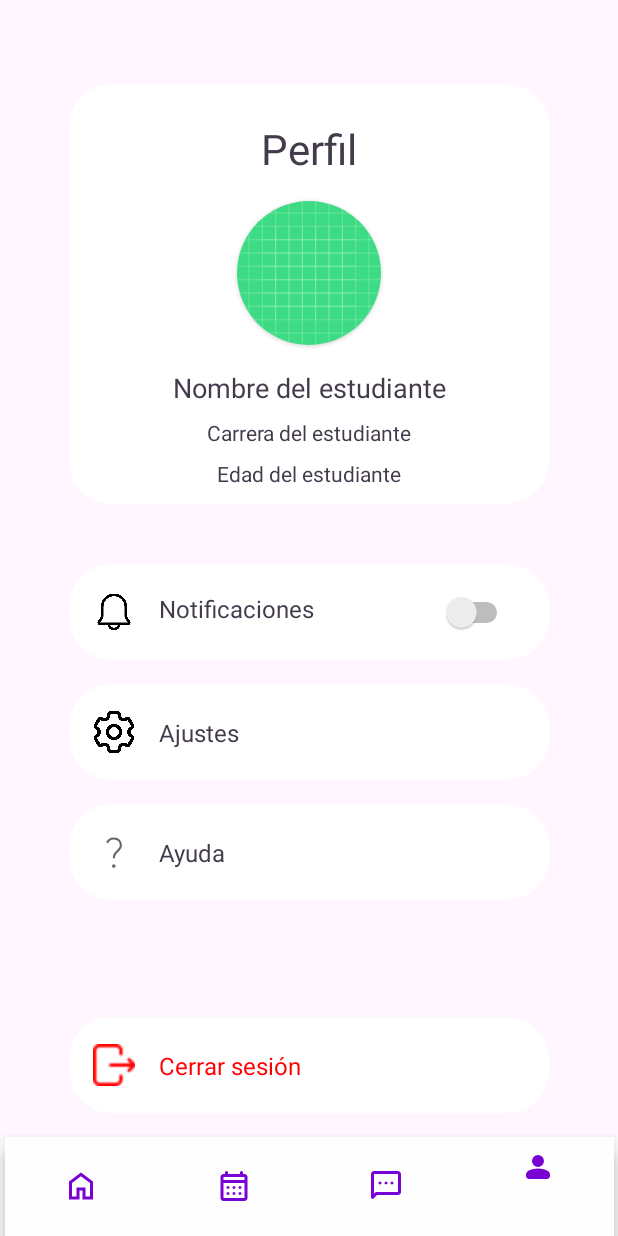
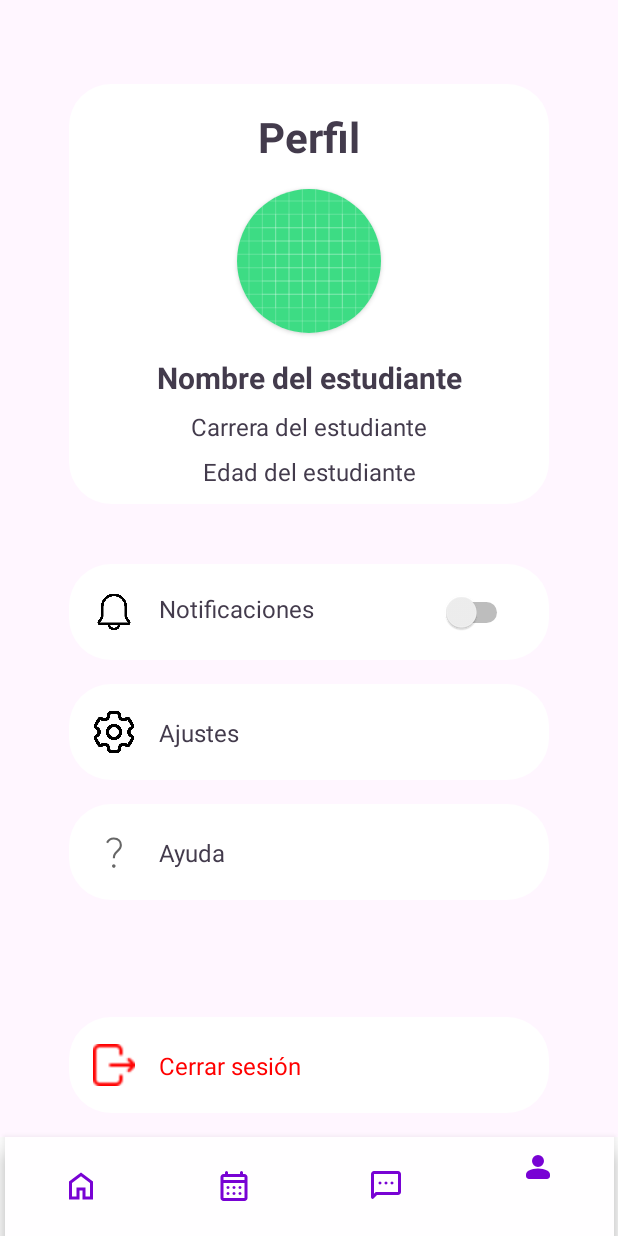
Before and after one commit to AngelicaCorrales/IcesiCare, an Android app: the screen it shows after launch (MainActivity), item 4 of the bottom bar chosen, on a phone screen of 412 x 824 dp. Run offline under Robolectric (Android 15) with nearby library versions, the light colour scheme and no system bars; our stand-ins replace Firebase (no records; nobody signed in at launch, a user with empty details on screens opened directly); Roboto replaces fonts that are not available here; 1 statement that could not run was skipped.

Commit message:
feat: student profile ready without id of current user

```diff
--- a/app/src/main/java/icesi/edu/co/icesicare/activities/MainActivity.kt
+++ b/app/src/main/java/icesi/edu/co/icesicare/activities/MainActivity.kt
@@ -7,7 +7,7 @@ import icesi.edu.co.icesicare.R
 import icesi.edu.co.icesicare.databinding.ActivityMainBinding
 import icesi.edu.co.icesicare.view.fragments.ChatsFragment
 import icesi.edu.co.icesicare.view.fragments.HomeFragment
-import icesi.edu.co.icesicare.view.fragments.ProfileFragment
+import icesi.edu.co.icesicare.view.fragments.StudentProfileFragment
 import icesi.edu.co.icesicare.view.fragments.ScheduleFragment
 
 class MainActivity : AppCompatActivity() {
@@ -18,7 +18,7 @@ class MainActivity : AppCompatActivity() {
     private val home= HomeFragment.newInstance()
     private val schedule= ScheduleFragment.newInstance()
     private val chats= ChatsFragment.newInstance()
-    private val profile= ProfileFragment.newInstance()
+    private val profile= StudentProfileFragment.newInstance()
     override fun onCreate(savedInstanceState: Bundle?) {
         super.onCreate(savedInstanceState)
         setContentView(binding.root)
--- a/app/src/main/java/icesi/edu/co/icesicare/model/entity/Student.kt
+++ b/app/src/main/java/icesi/edu/co/icesicare/model/entity/Student.kt
@@ -9,5 +9,7 @@ data class Student (
     var id : String = "",
     var lastname : String = "",
     var name : String = "",
-    var profileImage : String = ""
+    var profileImageId : String = "",
+    var profileImageUrl : String = "",
+    var role: String = ""
 )
--- /dev/null
+++ b/app/src/main/java/icesi/edu/co/icesicare/model/repository/StudentRepository.kt
@@ -0,0 +1,31 @@
+package icesi.edu.co.icesicare.model.repository
+
+import com.google.firebase.firestore.ktx.firestore
+import com.google.firebase.ktx.Firebase
+import com.google.firebase.storage.ktx.storage
+import icesi.edu.co.icesicare.model.entity.Student
+import kotlinx.coroutines.tasks.await
+
+class StudentRepository {
+
+    suspend fun getStudent(studentId : String) : Student {
+
+        val docStudent = Firebase.firestore.collection("students")
+            .document(studentId.replace("\"", "")).get().await()
+
+        val student = docStudent.toObject(Student::class.java)
+
+        student?.let {
+
+            val url = Firebase.storage.reference
+                .child("users")
+                .child("profileImages")
+                .child(it.profileImageId.toString()).downloadUrl.await()
+
+            student.profileImageUrl = url.toString()
+        }
+
+        return student!!
+    }
+
+}
--- a/app/src/main/java/icesi/edu/co/icesicare/view/fragments/ProfileFragment.kt
+++ /dev/null
@@ -1,26 +0,0 @@
-package icesi.edu.co.icesicare.view.fragments
-
-import android.os.Bundle
-import android.view.LayoutInflater
-import android.view.View
-import android.view.ViewGroup
-import androidx.fragment.app.Fragment
-import icesi.edu.co.icesicare.databinding.ProfileFragmentBinding
-
-class ProfileFragment: Fragment() {
-
-    override fun onCreateView(
-        inflater: LayoutInflater,
-        container: ViewGroup?,
-        savedInstanceState: Bundle?
-    ): View {
-        val binding: ProfileFragmentBinding=ProfileFragmentBinding.inflate(inflater,container,false)
-        return binding.root
-    }
-
-    companion object{
-        fun newInstance():ProfileFragment{
-            return ProfileFragment()
-        }
-    }
-}
--- /dev/null
+++ b/app/src/main/java/icesi/edu/co/icesicare/view/fragments/StudentProfileFragment.kt
@@ -0,0 +1,44 @@
+package icesi.edu.co.icesicare.view.fragments
+
+import android.os.Bundle
+import android.view.LayoutInflater
+import android.view.View
+import android.view.ViewGroup
+import androidx.fragment.app.Fragment
+import androidx.fragment.app.viewModels
+import androidx.lifecycle.ViewModel
+import com.bumptech.glide.Glide
+import icesi.edu.co.icesicare.databinding.StudentProfileFragmentBinding
+import icesi.edu.co.icesicare.viewmodel.StudentProfileViewModel
+
+class StudentProfileFragment: Fragment() {
+
+    private val viewModel : StudentProfileViewModel by viewModels()
+
+    override fun onCreateView(
+        inflater: LayoutInflater,
+        container: ViewGroup?,
+        savedInstanceState: Bundle?
+    ): View {
+        val binding: StudentProfileFragmentBinding = StudentProfileFragmentBinding.inflate(inflater,container,false)
+
+        viewModel.getStudent("UjZ9bvrXxCexOXvFV2nF")
+        viewModel.studentLV.observe(viewLifecycleOwner){
+            val name = it.name+" "+it.lastname
+            val age = it.age.toString()+" años"
+
+            binding.profileName.text = name
+            binding.profileAge.text = age
+            binding.profileCareer.text = it.career
+            Glide.with(this).load(it.profileImageUrl).into(binding.profileImage)
+        }
+
+        return binding.root
+    }
+
+    companion object{
+        fun newInstance():StudentProfileFragment{
+            return StudentProfileFragment()
+        }
+    }
+}
--- /dev/null
+++ b/app/src/main/java/icesi/edu/co/icesicare/viewmodel/StudentProfileViewModel.kt
@@ -0,0 +1,27 @@
+package icesi.edu.co.icesicare.viewmodel
+
+import androidx.lifecycle.MutableLiveData
+import androidx.lifecycle.ViewModel
+import androidx.lifecycle.viewModelScope
+import icesi.edu.co.icesicare.model.entity.Student
+import icesi.edu.co.icesicare.model.repository.StudentRepository
+import kotlinx.coroutines.Dispatchers
+import kotlinx.coroutines.launch
+import kotlinx.coroutines.withContext
+
+class StudentProfileViewModel : ViewModel() {
+
+    val studentLV = MutableLiveData<Student>()
+    private var studentRepository: StudentRepository = StudentRepository()
+
+    fun getStudent(studentId : String){
+
+        viewModelScope.launch(Dispatchers.IO) {
+            val student = studentRepository.getStudent(studentId)
+
+            withContext(Dispatchers.Main){
+                studentLV.value = student
+            }
+        }
+    }
+}
--- a/app/src/main/res/layout/profile_fragment.xml
+++ b/app/src/main/res/layout/student_profile_fragment.xml
@@ -23,10 +23,11 @@
         android:layout_height="wrap_content"
         android:layout_alignParentTop="true"
         android:layout_centerHorizontal="true"
-        android:layout_marginTop="24dp"
+        android:layout_marginTop="16dp"
         android:text="@string/perfil"
         android:textColor="@color/black"
         android:textSize="28sp"
+        android:textStyle="bold"
         app:layout_constraintEnd_toEndOf="@+id/imageView5"
         app:layout_constraintStart_toStartOf="@+id/imageView5"
         app:layout_constraintTop_toTopOf="@+id/imageView5" />
@@ -45,6 +46,7 @@
             android:id="@+id/profileImage"
             android:layout_width="wrap_content"
             android:layout_height="wrap_content"
+            android:scaleType="centerCrop"
             app:srcCompat="@drawable/ic_launcher_background" />
     </androidx.cardview.widget.CardView>
 
@@ -55,7 +57,8 @@
         android:layout_marginTop="16dp"
         android:text="Nombre del estudiante"
         android:textColor="@color/black"
-        android:textSize="18sp"
+        android:textSize="20sp"
+        android:textStyle="bold"
         app:layout_constraintEnd_toEndOf="@+id/imageView5"
         app:layout_constraintStart_toStartOf="@+id/imageView5"
         app:layout_constraintTop_toBottomOf="@+id/cardView4" />
@@ -67,6 +70,7 @@
         android:layout_marginTop="8dp"
         android:text="Carrera del estudiante"
         android:textColor="@color/black"
+        android:textSize="16sp"
         app:layout_constraintEnd_toEndOf="@+id/imageView5"
         app:layout_constraintStart_toStartOf="@+id/imageView5"
         app:layout_constraintTop_toBottomOf="@+id/profileName" />
@@ -253,6 +257,7 @@
         android:layout_marginTop="8dp"
         android:text="Edad del estudiante"
         android:textColor="@color/black"
+        android:textSize="16sp"
         app:layout_constraintEnd_toEndOf="@+id/imageView5"
         app:layout_constraintStart_toStartOf="@+id/imageView5"
         app:layout_constraintTop_toBottomOf="@+id/profileCareer" />
```
